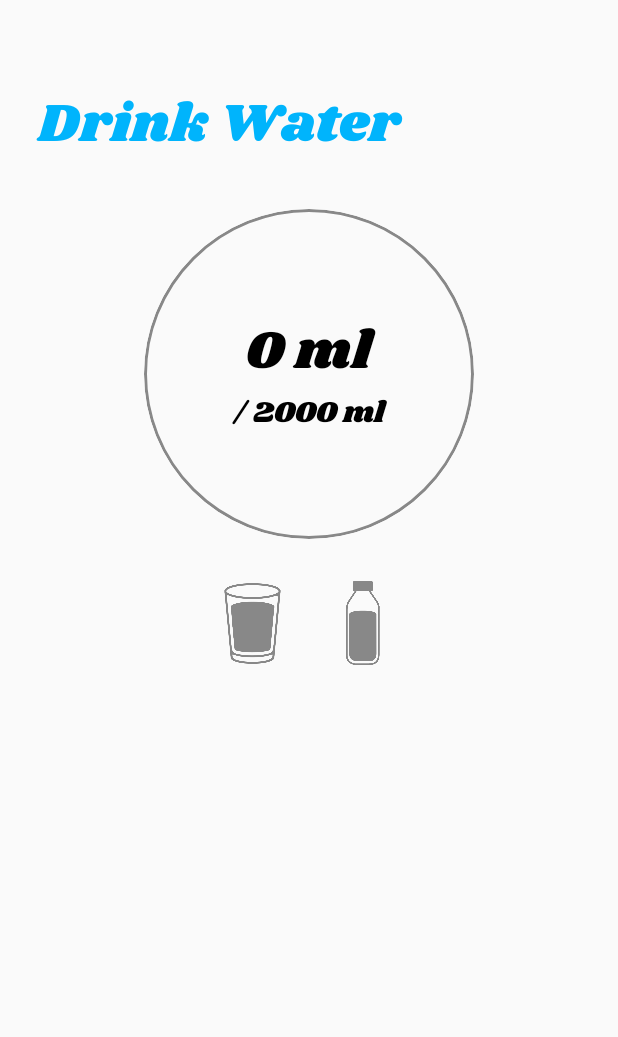
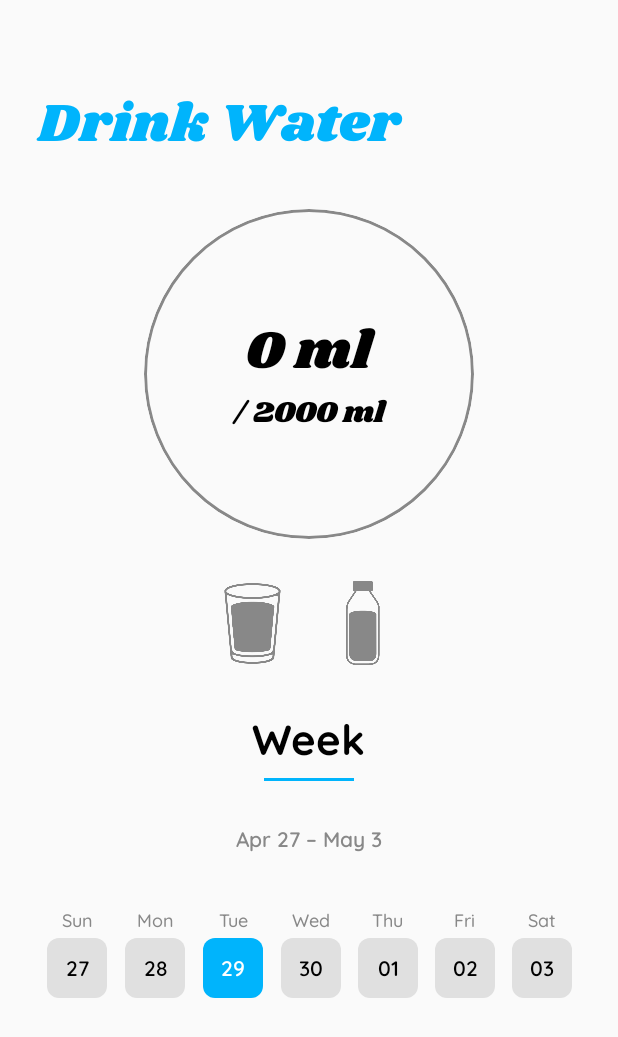
Before and after one commit to veronika8597/Waterly, an Android app built with Jetpack Compose: the screen it shows after launch (MainActivity), on a phone screen of 412 x 824 dp. Shown: the top 1037 px of the screen. Run offline under Robolectric (Android 15) with nearby library versions, the phone set to English and light mode, and no system bars.

Commit message:
add week view with range title, blue underline, and calendar date selector

```diff
--- a/app/src/main/java/com/example/waterly/HomeScreen.kt
+++ b/app/src/main/java/com/example/waterly/HomeScreen.kt
@@ -1,9 +1,11 @@
 package com.example.waterly
 
 import WaterFillCircle
+import android.annotation.SuppressLint
 import androidx.compose.animation.core.Animatable
 import androidx.compose.animation.core.tween
 import androidx.compose.foundation.Image
+import androidx.compose.foundation.background
 import androidx.compose.foundation.clickable
 import androidx.compose.foundation.layout.Arrangement
 import androidx.compose.foundation.layout.Box
@@ -16,11 +18,13 @@ import androidx.compose.foundation.layout.height
 import androidx.compose.foundation.layout.offset
 import androidx.compose.foundation.layout.padding
 import androidx.compose.foundation.layout.size
+import androidx.compose.foundation.layout.width
 import androidx.compose.material3.Icon
 import androidx.compose.material3.MaterialTheme
 import androidx.compose.material3.Text
 import androidx.compose.runtime.Composable
 import androidx.compose.runtime.getValue
+import androidx.compose.runtime.mutableIntStateOf
 import androidx.compose.runtime.mutableStateOf
 import androidx.compose.runtime.remember
 import androidx.compose.runtime.rememberCoroutineScope
@@ -36,22 +40,24 @@ import androidx.compose.ui.unit.IntOffset
 import androidx.compose.ui.unit.dp
 import androidx.navigation.NavHostController
 import androidx.navigation.compose.rememberNavController
-import com.example.waterly.ui.theme.QuicksandFont
-import com.example.waterly.ui.theme.ShrikhandFont
 import com.example.waterly.ui.theme.WaterlyTheme
 import com.example.waterly.ui.theme.WaterlyTypography
 import kotlinx.coroutines.launch
 
 
+@SuppressLint("MutableCollectionMutableState")
 @Composable
 fun HomeScreen(navController: NavHostController) {
     val coroutineScope = rememberCoroutineScope()
-    var waterIntake by rememberSaveable { mutableStateOf(0) }
+    var waterIntake by rememberSaveable { mutableIntStateOf(0) }
+    val selectedDate = rememberSaveable { mutableStateOf(getTodayDate()) }
+    val waterHistory = rememberSaveable { mutableStateOf(mutableMapOf<String, Int>()) }
     val waterGoal = 2000 // in ml
     val scale = remember { Animatable(1f) }
     var showBottleDialog by rememberSaveable { mutableStateOf(false) }
     var selectedBottleSize by rememberSaveable { mutableStateOf<Int?>(null) }
     var selectedItem by rememberSaveable { mutableStateOf<String?>(null) }
+    val currentWeek = remember { getCurrentWeekDates() }
 
 
     Column(
@@ -141,7 +147,9 @@ fun HomeScreen(navController: NavHostController) {
                             painter = painterResource(id = R.drawable.water_glass),
                             contentDescription = "Glass of Water",
                             modifier = Modifier.size(55.dp),
-                            colorFilter = if (selectedItem == "glass") null else ColorFilter.tint(Color.Gray)
+                            colorFilter = if (selectedItem == "glass") null else ColorFilter.tint(
+                                Color.Gray
+                            )
                         )
                     }
 
@@ -168,7 +176,9 @@ fun HomeScreen(navController: NavHostController) {
                             painter = painterResource(id = R.drawable.water_bottle),
                             contentDescription = "Water Bottle",
                             modifier = Modifier.size(60.dp),
-                            colorFilter = if (selectedItem == "bottle") null else ColorFilter.tint(Color.Gray)
+                            colorFilter = if (selectedItem == "bottle") null else ColorFilter.tint(
+                                Color.Gray
+                            )
                         )
                     }
                 }
@@ -186,6 +196,88 @@ fun HomeScreen(navController: NavHostController) {
                 }
             }
         }
+
+        Spacer(modifier = Modifier.height(30.dp))
+
+        Column(
+            modifier = Modifier.fillMaxWidth(),
+            horizontalAlignment = Alignment.CenterHorizontally
+        ) {
+            Text(
+                text = "Week",
+                style = WaterlyTypography.labelLarge,
+                color = Color.Black
+            )
+            Spacer(modifier = Modifier.height(8.dp))
+
+            Box(
+                modifier = Modifier
+                    .width(60.dp)
+                    .height(2.dp)
+                    .background(Color(0xFF00B4FC)) // blue underline
+            )
+
+            Spacer(modifier = Modifier.height(30.dp))
+
+            // Week range (Nov 15 – Nov 21)
+            Text(
+                text = getWeekRangeTitle(currentWeek),
+                style = WaterlyTypography.labelMedium,
+                color = Color.Gray
+            )
+
+        }
+
+        Spacer(modifier = Modifier.height(30.dp))
+
+        val dayNames = listOf("Sun", "Mon", "Tue", "Wed", "Thu", "Fri", "Sat")
+
+        Row(
+            modifier = Modifier
+                .fillMaxWidth()
+                .padding(vertical = 8.dp),
+            horizontalArrangement = Arrangement.SpaceBetween
+        ) {
+            currentWeek.forEachIndexed { index, date ->
+                val isSelected = date == selectedDate.value
+
+                Column(
+                    horizontalAlignment = Alignment.CenterHorizontally,
+                    modifier = Modifier
+                        .weight(1f)
+                        .clickable {
+                            selectedDate.value = date
+                            waterIntake = waterHistory.value[date] ?: 0
+                        }
+                ) {
+                    // Day name
+                    Text(
+                        text = dayNames[index % 7],
+                        style = WaterlyTypography.labelSmall,
+                        color = Color.Gray
+                    )
+
+                    Spacer(modifier = Modifier.height(4.dp))
+
+                    // Date box
+                    Box(
+                        modifier = Modifier
+                            .size(40.dp)
+                            .background(
+                                color = if (isSelected) Color(0xFF00B4FC) else Color(0xFFE0E0E0),
+                                shape = MaterialTheme.shapes.small
+                            ),
+                        contentAlignment = Alignment.Center
+                    ) {
+                        Text(
+                            text = date.takeLast(2), // Show day number
+                            style = WaterlyTypography.labelMedium,
+                            color = if (isSelected) Color.White else Color.Black
+                        )
+                    }
+                }
+            }
+        }
     }
 }
 
--- /dev/null
+++ b/app/src/main/java/com/example/waterly/getCurrentWeekDates.kt
@@ -0,0 +1,31 @@
+package com.example.waterly
+
+import java.text.SimpleDateFormat
+import java.util.Calendar
+import java.util.Locale
+
+fun getCurrentWeekDates(): List<String> {
+    val calendar = Calendar.getInstance()
+
+    // Go to start of the week (Sunday)
+    calendar.set(Calendar.DAY_OF_WEEK, calendar.firstDayOfWeek)
+
+    val dateFormat = SimpleDateFormat("yyyy-MM-dd", Locale.getDefault())
+    val week = mutableListOf<String>()
+
+    repeat(7) {
+        week.add(dateFormat.format(calendar.time))
+        calendar.add(Calendar.DAY_OF_MONTH, 1)
+    }
+
+    return week
+}
+
+fun getWeekRangeTitle(week: List<String>): String {
+    if (week.size < 2) return ""
+    val inputFormat = SimpleDateFormat("yyyy-MM-dd", Locale.getDefault())
+    val outputFormat = SimpleDateFormat("MMM d", Locale.getDefault())
+    val start = outputFormat.format(inputFormat.parse(week.first())!!)
+    val end = outputFormat.format(inputFormat.parse(week.last())!!)
+    return "$start – $end"
+}
--- /dev/null
+++ b/app/src/main/java/com/example/waterly/getTodayDate.kt
@@ -0,0 +1,10 @@
+package com.example.waterly
+
+import java.text.SimpleDateFormat
+import java.util.Date
+import java.util.Locale
+
+fun getTodayDate(): String {
+    val dateFormat = SimpleDateFormat("yyyy-MM-dd", Locale.getDefault())
+    return dateFormat.format(Date())
+}
--- a/app/src/main/java/com/example/waterly/ui/theme/Type.kt
+++ b/app/src/main/java/com/example/waterly/ui/theme/Type.kt
@@ -70,7 +70,7 @@ val WaterlyTypography = Typography(
     labelLarge = TextStyle(
         fontFamily = QuicksandFont,
         fontWeight = FontWeight.Bold,
-        fontSize = 16.sp
+        fontSize = 28.sp
     ),
 
     // Tiny text (Quicksand Medium for hints, buttons)
```
